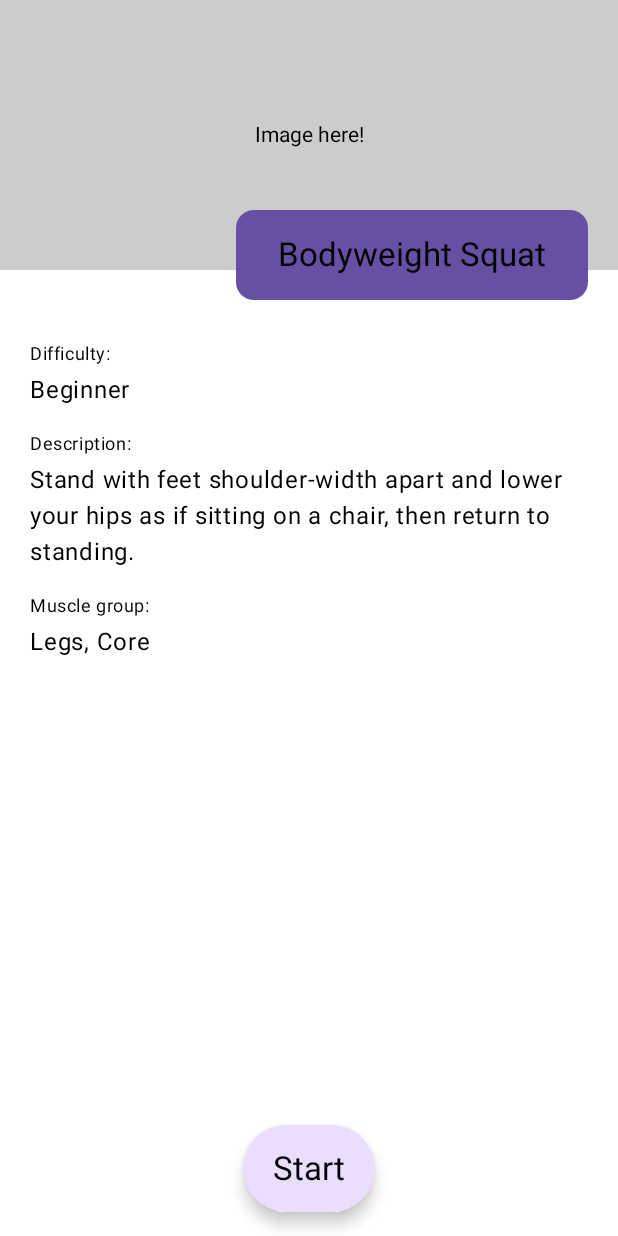
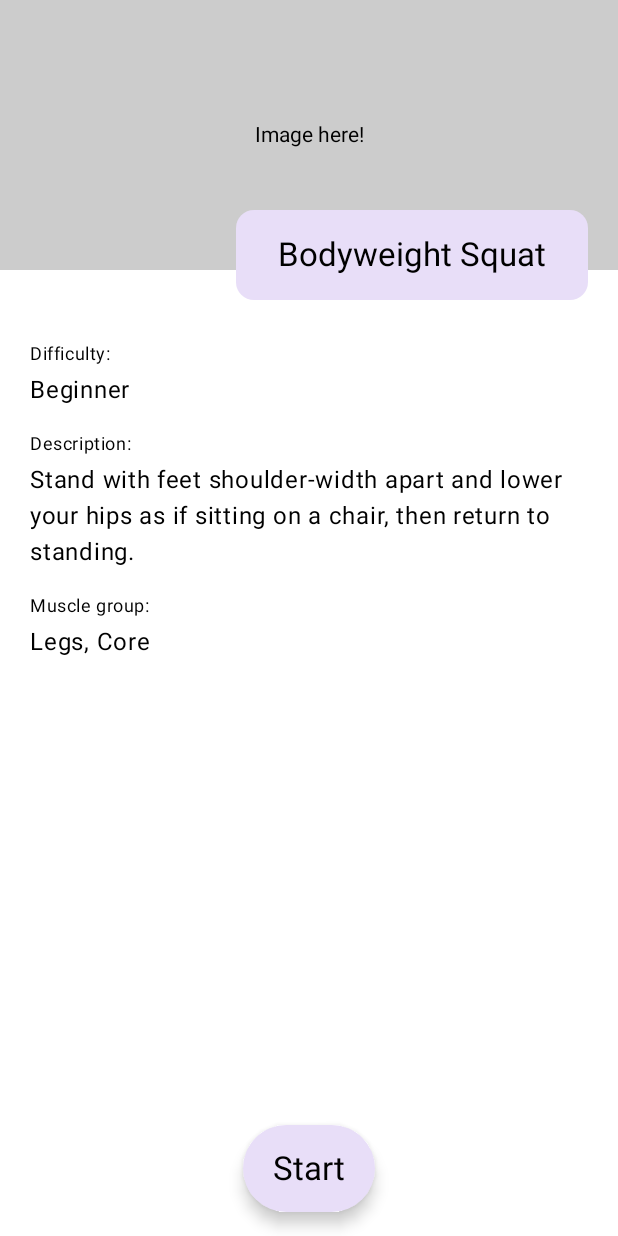
Before and after one commit to cristiangoncas/SnackMovement, an Android app built with Jetpack Compose: the @Preview function ExerciseDetailPreview, on a phone screen of 412 x 824 dp. Run offline under Robolectric (Android 15) with nearby library versions, the phone set to English and light mode, and no system bars.

Commit message:
color changes

```diff
--- a/app/src/main/java/com/cristiangoncas/snackmovement/ui/screens/exercisedetail/ExerciseDetailUiComponents.kt
+++ b/app/src/main/java/com/cristiangoncas/snackmovement/ui/screens/exercisedetail/ExerciseDetailUiComponents.kt
@@ -54,7 +54,7 @@ fun SkeletonExerciseDetailContent() {
                     .align(Alignment.End)
                     .wrapContentSize(),
                 colors = CardColors(
-                    containerColor = MaterialTheme.colorScheme.primary,
+                    containerColor = MaterialTheme.colorScheme.secondaryContainer,
                     contentColor = Color.Black,
                     disabledContainerColor = Color.White,
                     disabledContentColor = Color.Black
@@ -186,7 +186,7 @@ fun ExerciseDetailContent(
                     .align(Alignment.End)
                     .wrapContentSize(),
                 colors = CardColors(
-                    containerColor = MaterialTheme.colorScheme.primary,
+                    containerColor = MaterialTheme.colorScheme.secondaryContainer,
                     contentColor = Color.Black,
                     disabledContainerColor = Color.White,
                     disabledContentColor = Color.Black
@@ -282,6 +282,7 @@ fun StartExerciseButton(
             .height(90.dp)
             .padding(16.dp),
         contentColor = Color.Black,
+        containerColor = MaterialTheme.colorScheme.secondaryContainer
     ) {
         Text(
             "Start",
--- a/app/src/main/java/com/cristiangoncas/snackmovement/ui/screens/exercisedetail/ExerciseDetailViewModel.kt
+++ b/app/src/main/java/com/cristiangoncas/snackmovement/ui/screens/exercisedetail/ExerciseDetailViewModel.kt
@@ -17,7 +17,7 @@ class ExerciseDetailViewModel : ViewModel() {
 
     fun onUiReady(exerciseId: Int) {
         viewModelScope.launch {
-            delay(500)
+            delay(750)
             _state.value = UiState(
                 exercise = exercise
             )
```
